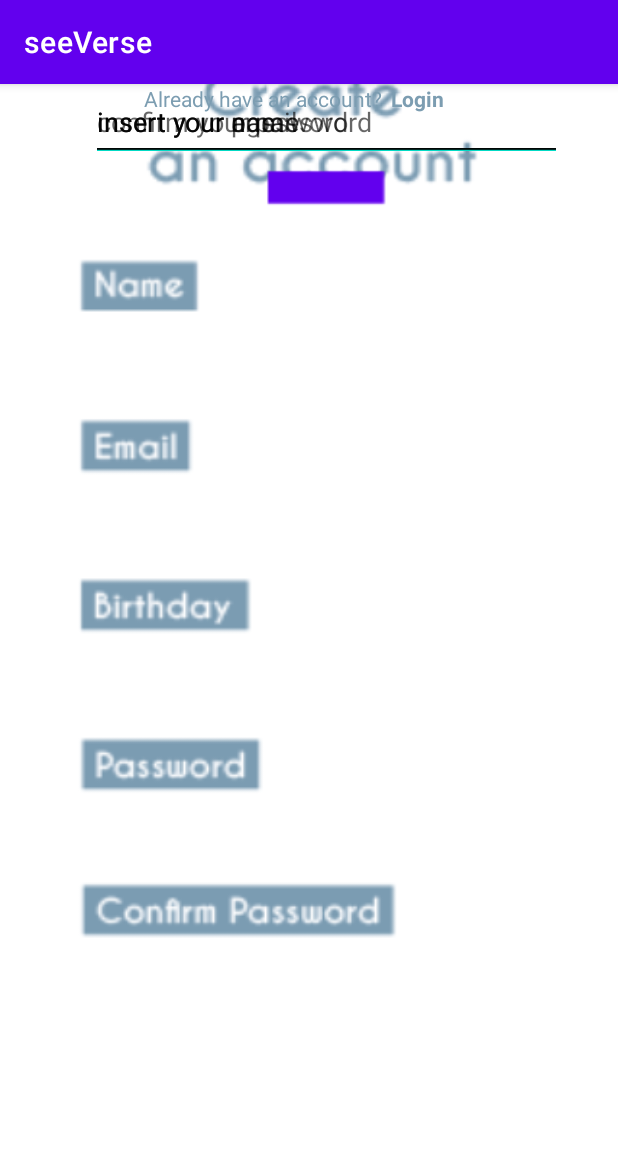
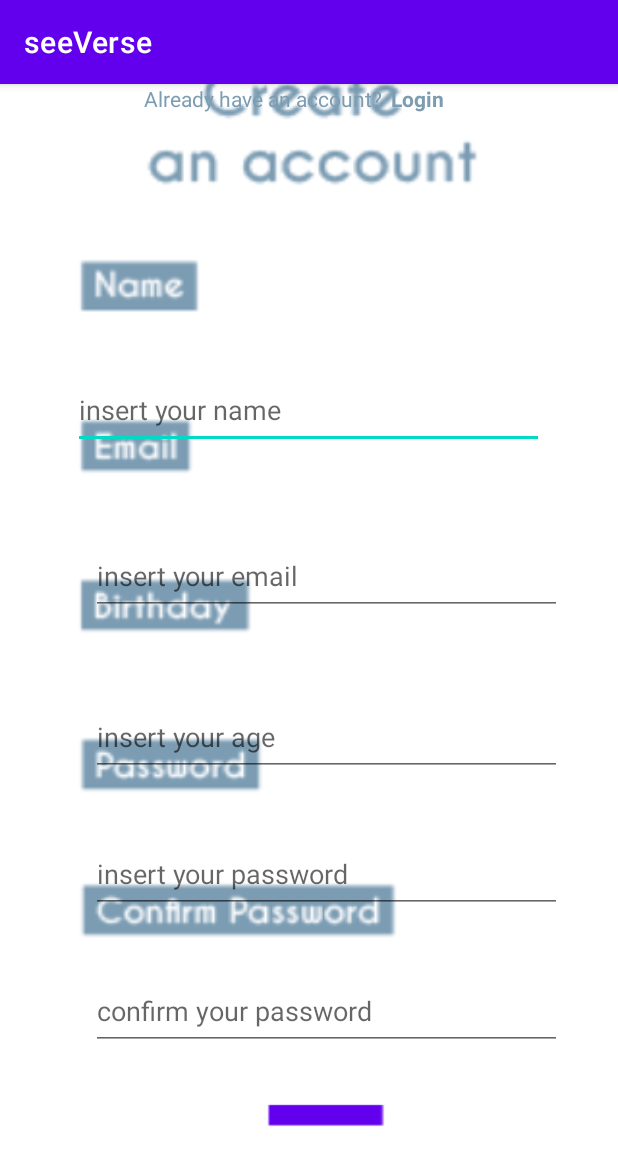
Before and after one commit to gitRedDev/seeVerse, an Android app: the RegisterActivity screen opened directly, with no data from a screen before it, on a phone screen of 412 x 824 dp. Shown: the top 1165 px of the screen. Run offline under Robolectric (Android 15) with nearby library versions, the phone set to English and light mode, and no system bars; our stand-ins replace Firebase (no records; nobody signed in at launch, a user with empty details on screens opened directly).

Commit message:
add register(still not tested) + buttons on side bar for navigating to other activies(still not working)

```diff
--- a/app/build.gradle
+++ b/app/build.gradle
@@ -48,6 +48,7 @@ dependencies {
     androidTestImplementation 'androidx.test.ext:junit:1.1.3'
     androidTestImplementation 'androidx.test.espresso:espresso-core:3.4.0'
     implementation 'com.google.firebase:firebase-auth:21.0.3'
+    implementation 'com.google.firebase:firebase-firestore:24.1.2'
 
     def camerax_version = "1.1.0-beta01"
     implementation "androidx.camera:camera-core:${camerax_version}"
--- a/app/src/main/java/com/example/seeverse/LoginActivity.kt
+++ b/app/src/main/java/com/example/seeverse/LoginActivity.kt
@@ -44,7 +44,7 @@ class LoginActivity : AppCompatActivity() {
                         "User logged in successfully",
                         Toast.LENGTH_SHORT
                     ).show()
-                    startActivity(Intent(this@LoginActivity, MainActivity::class.java))
+                    startActivity(Intent(this@LoginActivity, HomeActivity::class.java))
                 } else {
                     Toast.makeText(
                         this@LoginActivity,
--- a/app/src/main/res/layout/activity_register.xml
+++ b/app/src/main/res/layout/activity_register.xml
@@ -23,68 +23,75 @@
             android:layout_height="match_parent">
 
             <com.google.android.material.textfield.TextInputEditText
-                android:id="@+id/editText2"
+                android:id="@+id/etName"
                 android:layout_width="314dp"
                 android:layout_height="51dp"
+                android:layout_marginTop="192dp"
                 android:hint="insert your name"
                 android:inputType="text"
+                app:layout_constraintBottom_toTopOf="@+id/etEmail"
+                app:layout_constraintEnd_toEndOf="parent"
+                app:layout_constraintHorizontal_bias="0.494"
+                app:layout_constraintStart_toStartOf="parent"
+                app:layout_constraintTop_toTopOf="parent"
+                app:layout_constraintVertical_bias="0.0" />
+
+            <com.google.android.material.textfield.TextInputEditText
+                android:id="@+id/etEmail"
+                android:layout_width="314dp"
+                android:layout_height="51dp"
+                android:layout_marginBottom="56dp"
+                android:hint="insert your email"
+                android:inputType="text|textEmailAddress"
+                app:layout_constraintBottom_toTopOf="@+id/etAge"
                 app:layout_constraintEnd_toEndOf="parent"
                 app:layout_constraintHorizontal_bias="0.618"
-                app:layout_constraintStart_toStartOf="parent"
-                tools:layout_editor_absoluteY="184dp" />
+                app:layout_constraintStart_toStartOf="parent" />
 
             <com.google.android.material.textfield.TextInputEditText
-                android:id="@+id/editText3"
+                android:id="@+id/etAge"
                 android:layout_width="314dp"
                 android:layout_height="51dp"
-                android:hint="insert your email"
-                android:inputType="text|textEmailAddress"
+                android:layout_marginBottom="40dp"
+                android:hint="insert your age"
+                android:inputType="number"
+                app:layout_constraintBottom_toTopOf="@+id/etLoginPass"
                 app:layout_constraintEnd_toEndOf="parent"
                 app:layout_constraintHorizontal_bias="0.618"
-                app:layout_constraintStart_toStartOf="parent"
-                tools:layout_editor_absoluteY="280dp" />
+                app:layout_constraintStart_toStartOf="parent" />
 
             <com.google.android.material.textfield.TextInputEditText
-                android:id="@+id/editText4"
+                android:id="@+id/etLoginPass"
                 android:layout_width="314dp"
                 android:layout_height="51dp"
-                android:hint="insert your age"
-                android:inputType="number"
+                android:layout_marginBottom="40dp"
+                android:hint="insert your password"
+                android:inputType="text|textPassword"
+                app:layout_constraintBottom_toTopOf="@+id/etLoginPassConfirm"
                 app:layout_constraintEnd_toEndOf="parent"
                 app:layout_constraintHorizontal_bias="0.618"
-                app:layout_constraintStart_toStartOf="parent"
-                tools:layout_editor_absoluteY="382dp" />
+                app:layout_constraintStart_toStartOf="parent" />
 
             <com.google.android.material.textfield.TextInputEditText
-                android:id="@+id/editText5"
-                android:layout_width="314dp"
-                android:layout_height="51dp"
-                android:hint="insert your password"
-                android:inputType="text|textPassword"
-                app:layout_constraintEnd_toEndOf="parent"
-                app:layout_constraintHorizontal_bias="0.618"
-                app:layout_constraintStart_toStartOf="parent"
-                tools:layout_editor_absoluteY="464dp" />
-
-            <com.google.android.material.textfield.TextInputEditText
-                android:id="@+id/editText6"
+                android:id="@+id/etLoginPassConfirm"
                 android:layout_width="314dp"
                 android:layout_height="51dp"
                 android:hint="confirm your password"
                 android:inputType="text|textPassword"
+                app:layout_constraintBottom_toTopOf="@+id/btnCreate"
                 app:layout_constraintEnd_toEndOf="parent"
                 app:layout_constraintHorizontal_bias="0.618"
-                app:layout_constraintStart_toStartOf="parent"
-                tools:layout_editor_absoluteY="560dp" />
+                app:layout_constraintStart_toStartOf="parent" />
 
             <Button
-                android:id="@+id/button6"
-                android:layout_width="213dp"
-                android:layout_height="133dp"
+                android:id="@+id/btnCreate"
+                android:layout_width="209dp"
+                android:layout_height="84dp"
+                android:layout_marginBottom="40dp"
                 android:background="@drawable/register_icon"
+                app:layout_constraintBottom_toBottomOf="parent"
                 app:layout_constraintEnd_toEndOf="parent"
-                app:layout_constraintStart_toStartOf="parent"
-                tools:layout_editor_absoluteY="582dp" />
+                app:layout_constraintStart_toStartOf="parent" />
 
             <TextView
                 android:id="@+id/textView4"
```
Also changed, not shown: app/src/main/AndroidManifest.xml (+7 -5 lines), app/src/main/java/com/example/seeverse/MainActivity.kt (+25 -0 lines), app/src/main/java/com/example/seeverse/RegisterActivity.kt (+52 -1 lines), app/src/main/java/com/example/seeverse/backup.txt (+6 -52 lines), app/src/main/res/layout/activity_main.xml (+44 -1 lines).
